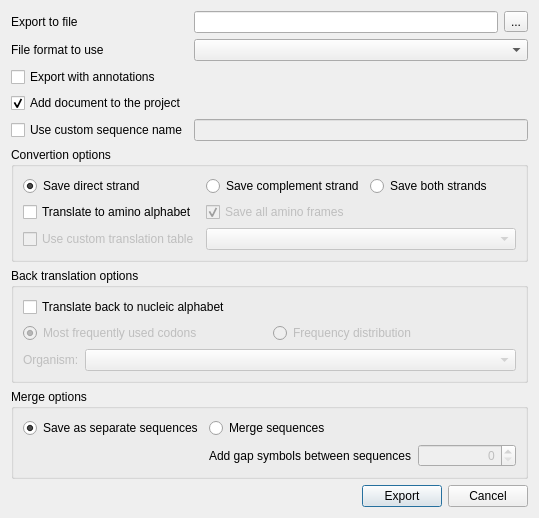
Before: the Qt Designer form src/plugins/dna_export/src/ui/ExportSequencesDialog.ui in violethaze74/ugene, drawn with Qt 5.
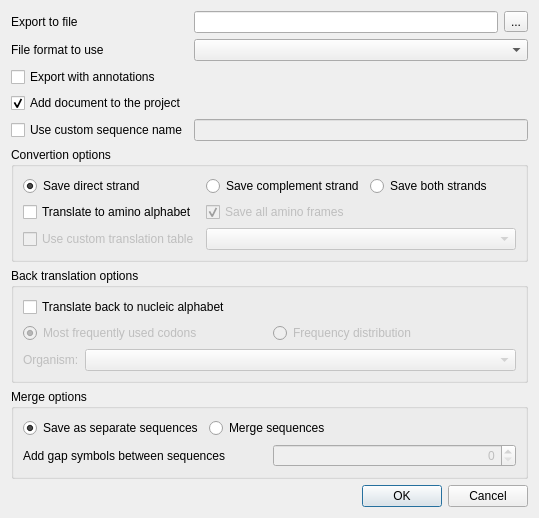
After: the same form once the commit is applied.

Commit message: Help system for all dialogs, UI improvements for all dialogs.

The edit to the form file:
```diff
--- a/src/plugins/dna_export/src/ui/ExportSequencesDialog.ui
+++ b/src/plugins/dna_export/src/ui/ExportSequencesDialog.ui
@@ -7,7 +7,7 @@
     <x>0</x>
     <y>0</y>
     <width>539</width>
-    <height>466</height>
+    <height>477</height>
    </rect>
   </property>
   <property name="sizePolicy">
@@ -228,7 +228,24 @@
       <string>Merge options</string>
      </property>
      <layout class="QGridLayout" name="gridLayout" rowstretch="0,0" columnstretch="0,1">
-      <item row="1" column="1">
+      <item row="0" column="1">
+       <widget class="QRadioButton" name="mergeButton">
+        <property name="text">
+         <string>Merge sequences</string>
+        </property>
+       </widget>
+      </item>
+      <item row="0" column="0">
+       <widget class="QRadioButton" name="separateButton">
+        <property name="text">
+         <string>Save as separate sequences</string>
+        </property>
+        <property name="checked">
+         <bool>true</bool>
+        </property>
+       </widget>
+      </item>
+      <item row="1" column="0" colspan="2">
        <layout class="QHBoxLayout" name="horizontalLayout_2">
         <item>
          <widget class="QLabel" name="merge_gap_label">
@@ -252,69 +269,15 @@
         </item>
        </layout>
       </item>
-      <item row="0" column="1">
-       <widget class="QRadioButton" name="mergeButton">
-        <property name="text">
-         <string>Merge sequences</string>
-        </property>
-       </widget>
-      </item>
-      <item row="0" column="0">
-       <widget class="QRadioButton" name="separateButton">
-        <property name="text">
-         <string>Save as separate sequences</string>
-        </property>
-        <property name="checked">
-         <bool>true</bool>
-        </property>
-       </widget>
-      </item>
      </layout>
     </widget>
    </item>
    <item>
-    <spacer name="verticalSpacer">
-     <property name="orientation">
-      <enum>Qt::Vertical</enum>
+    <widget class="QDialogButtonBox" name="buttonBox">
+     <property name="standardButtons">
+      <set>QDialogButtonBox::Cancel|QDialogButtonBox::Ok</set>
      </property>
-     <property name="sizeHint" stdset="0">
-      <size>
-       <width>20</width>
-       <height>4</height>
-      </size>
-     </property>
-    </spacer>
-   </item>
-   <item>
-    <layout class="QHBoxLayout" name="horizontalLayout_3">
-     <item>
-      <spacer name="horizontalSpacer">
-       <property name="orientation">
-        <enum>Qt::Horizontal</enum>
-       </property>
-       <property name="sizeHint" stdset="0">
-        <size>
-         <width>40</width>
-         <height>20</height>
-        </size>
-       </property>
-      </spacer>
-     </item>
-     <item>
-      <widget class="QPushButton" name="exportButton">
-       <property name="text">
-        <string>Export</string>
-       </property>
-      </widget>
-     </item>
-     <item>
-      <widget class="QPushButton" name="cancelButton">
-       <property name="text">
-        <string>Cancel</string>
-       </property>
-      </widget>
-     </item>
-    </layout>
+    </widget>
    </item>
   </layout>
  </widget>
```
Left out of the diff: 34 changed lines with no effect on the pictures. The commit also changes 309 other files.
